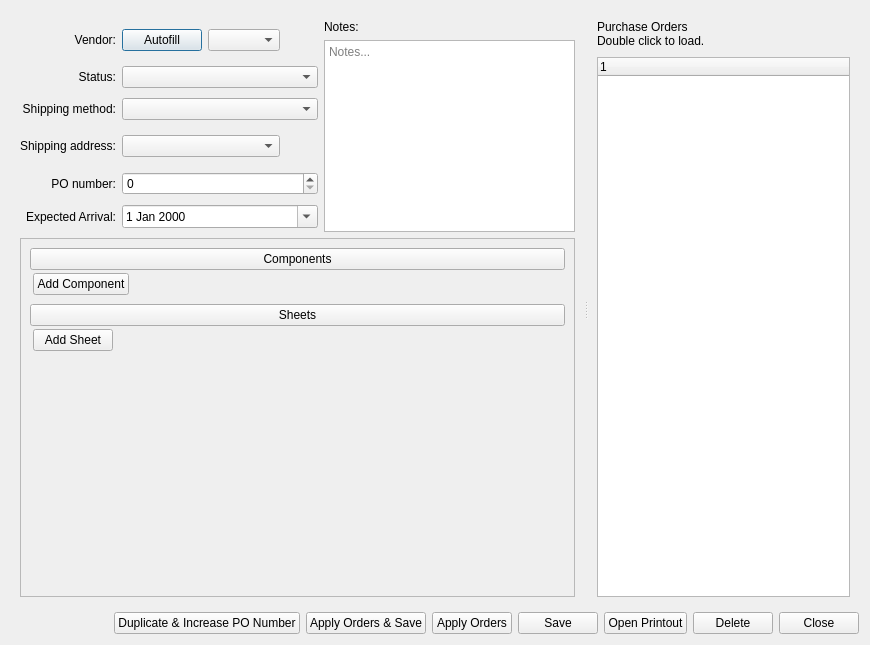
First picture: the form in ui/dialogs/purchase_order_dialog.ui, repository TheCodingJsoftware/Invigo, before the edit.
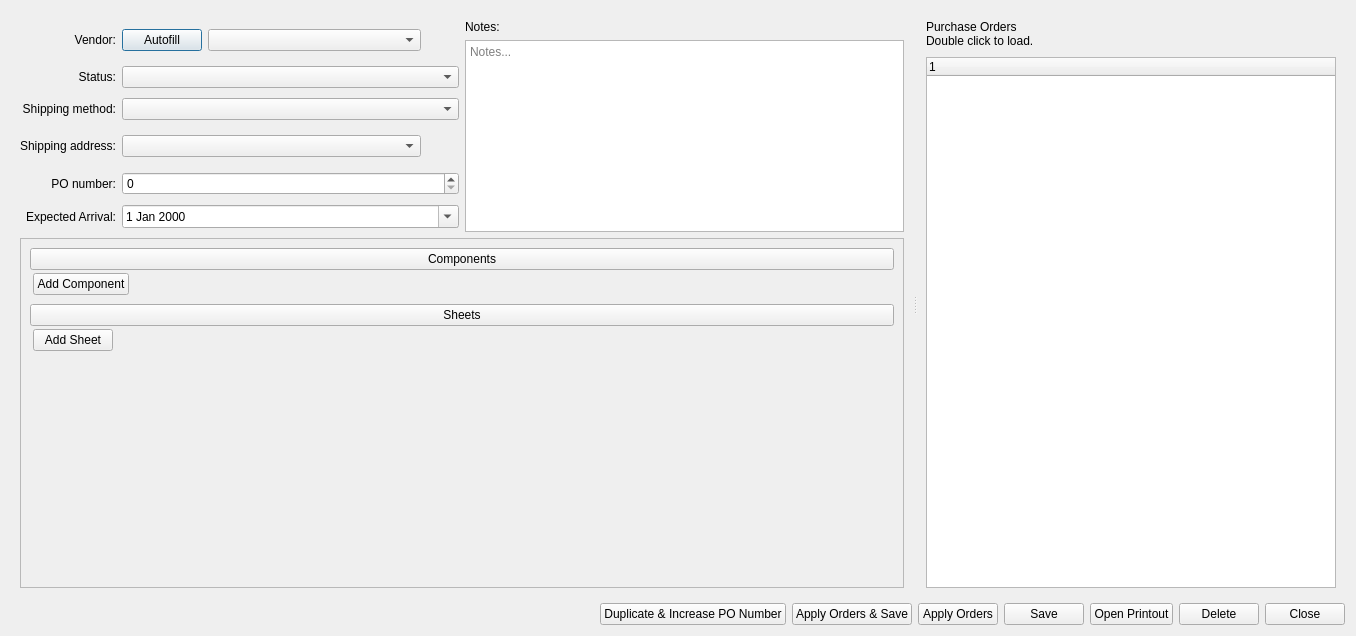
Second picture: the form after the edit.

Commit message: feat: update purchase order dialog to be non-modal, resize window, and change title; increment version to v4.0.12

```diff
--- a/ui/dialogs/purchase_order_dialog.ui
+++ b/ui/dialogs/purchase_order_dialog.ui
@@ -6,12 +6,18 @@
    <rect>
     <x>0</x>
     <y>0</y>
-    <width>870</width>
-    <height>645</height>
+    <width>1356</width>
+    <height>636</height>
    </rect>
   </property>
   <property name="windowTitle">
-   <string>Dialog</string>
+   <string>Edit Purchase Order</string>
+  </property>
+  <property name="sizeGripEnabled">
+   <bool>false</bool>
+  </property>
+  <property name="modal">
+   <bool>false</bool>
   </property>
   <layout class="QVBoxLayout" name="verticalLayout_2" stretch="1,0">
    <item>
@@ -226,8 +232,8 @@
            <rect>
             <x>0</x>
             <y>0</y>
-            <width>572</width>
-            <height>331</height>
+            <width>908</width>
+            <height>322</height>
            </rect>
           </property>
           <layout class="QVBoxLayout" name="verticalLayout_8" stretch="0,1">
```
Left out of the diff: 3 changed lines with no effect on the pictures. The commit also changes 3 other files.
